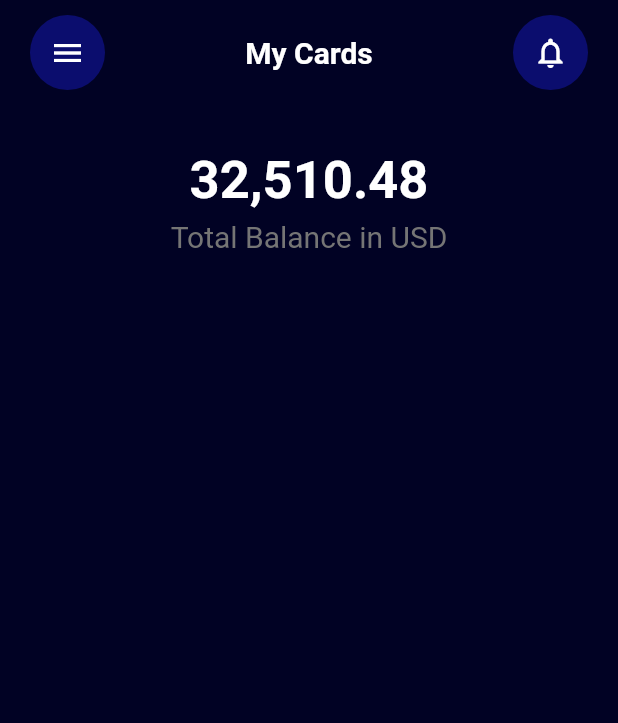
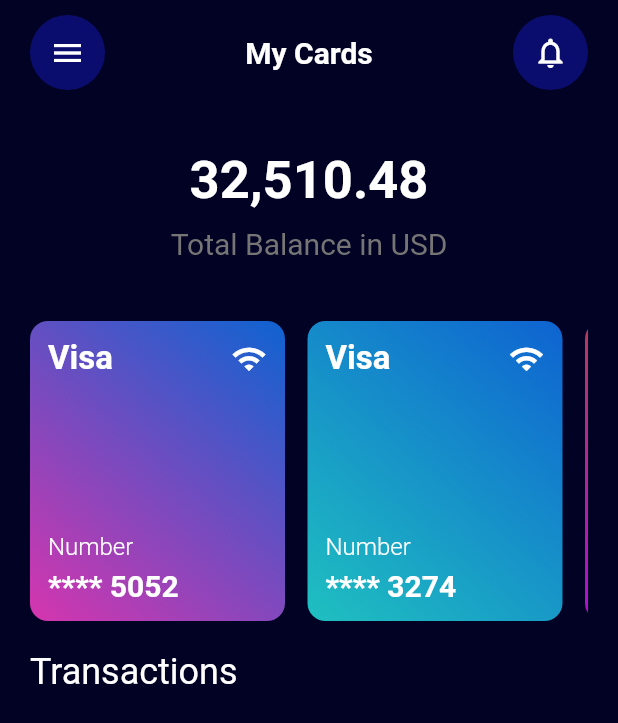
Before and after one commit to Ozurumba007/Wallet_UI_Tutorial, a Flutter app: the screen it shows after launch, after a tap on the "dashboard customize" icon, on a phone screen of 412 x 824 dp. Shown: the top 723 px of the screen. Run offline on Flutter 3.47's test engine with Material 2 defaults, Android fonts, the phone set to English and light mode, and no system bars.

Commit message:
added colors to the container in the myCard file \ added a parameter in the myCard file \ changed the height of the card to amount \ added a transactions text

```diff
--- a/lib/component/my_card.dart
+++ b/lib/component/my_card.dart
@@ -1,7 +1,13 @@
 import 'package:flutter/material.dart';
 
 class MyCard extends StatelessWidget {
-  const MyCard({super.key});
+  final String cardNumber;
+  final List<Color> colors;
+  const MyCard({
+    super.key,
+    required this.cardNumber,
+    required this.colors,
+  });
 
   @override
   Widget build(BuildContext context) {
@@ -9,23 +15,20 @@ class MyCard extends StatelessWidget {
       height: 150,
       width: 170,
       decoration: BoxDecoration(
-        gradient: const LinearGradient(
-          colors: [
-            Color.fromARGB(255, 214, 53, 174),
-            Color.fromARGB(255, 14, 99, 209),
-          ],
+        gradient: LinearGradient(
+          colors: colors,
           begin: Alignment.bottomLeft,
           end: Alignment.topRight,
         ),
         borderRadius: BorderRadius.circular(12),
       ),
-      child: const Padding(
+      child: Padding(
         padding: EdgeInsets.symmetric(horizontal: 12.0, vertical: 12.0),
         child: Column(
           crossAxisAlignment: CrossAxisAlignment.start,
           mainAxisAlignment: MainAxisAlignment.spaceBetween,
           children: [
-            Row(
+            const Row(
               mainAxisAlignment: MainAxisAlignment.spaceBetween,
               children: [
                 Text(
@@ -55,7 +58,7 @@ class MyCard extends StatelessWidget {
                 ),
                 SizedBox(height: 5),
                 Text(
-                  '**** 5052',
+                  cardNumber,
                   style: TextStyle(
                     color: Colors.white,
                     fontSize: 20,
--- a/lib/component/total_bal_amount.dart
+++ b/lib/component/total_bal_amount.dart
@@ -15,7 +15,7 @@ class TotalBalanceAmount extends StatelessWidget {
             fontWeight: FontWeight.w600,
           ),
         ),
-        const SizedBox(height: 5),
+        const SizedBox(height: 10),
         Text(
           'Total Balance in USD',
           style: TextStyle(
--- a/lib/screen/home_screen.dart
+++ b/lib/screen/home_screen.dart
@@ -27,7 +27,7 @@ class _HomeScreenState extends State<HomeScreen> {
               const SizedBox(height: 40),
               // Total Balance in Text
               const TotalBalanceAmount(),
-              const SizedBox(height: 20),
+              const SizedBox(height: 40),
               // Transaction shortcut Button
               Row(
                 mainAxisAlignment: MainAxisAlignment.spaceBetween,
--- a/lib/screen/my_cards_screen.dart
+++ b/lib/screen/my_cards_screen.dart
@@ -1,4 +1,5 @@
 import 'package:banking_app_ui/component/custom_app_bar.dart';
+import 'package:banking_app_ui/component/my_card.dart';
 import 'package:banking_app_ui/component/total_bal_amount.dart';
 import 'package:flutter/material.dart';
 
@@ -32,8 +33,46 @@ class _MyCardsScreenState extends State<MyCardsScreen> {
                 height: 200,
                 child: ListView(
                   scrollDirection: Axis.horizontal,
-                  children: [],
+                  children: const [
+                    MyCard(
+                      cardNumber: '**** 5052',
+                      colors: [
+                        Color.fromARGB(255, 214, 53, 174),
+                        Color.fromARGB(255, 14, 99, 209),
+                      ],
+                    ),
+                    SizedBox(width: 15),
+                    MyCard(
+                      cardNumber: '**** 3274',
+                      colors: [
+                        Color.fromARGB(255, 31, 192, 192),
+                        Color.fromARGB(255, 14, 99, 209),
+                      ],
+                    ),
+                    SizedBox(width: 15),
+                    MyCard(
+                      cardNumber: '**** 7607',
+                      colors: [
+                        Color.fromARGB(255, 177, 14, 209),
+                        Color.fromARGB(255, 182, 92, 8),
+                      ],
+                    ),
+                  ],
                 ),
+              ),
+              SizedBox(height: 20),
+              // Transaction Text
+              const Row(
+                mainAxisAlignment: MainAxisAlignment.start,
+                children: [
+                  Text(
+                    'Transactions',
+                    style: TextStyle(
+                      color: Colors.white,
+                      fontSize: 24,
+                    ),
+                  ),
+                ],
               ),
             ],
           ),
```
